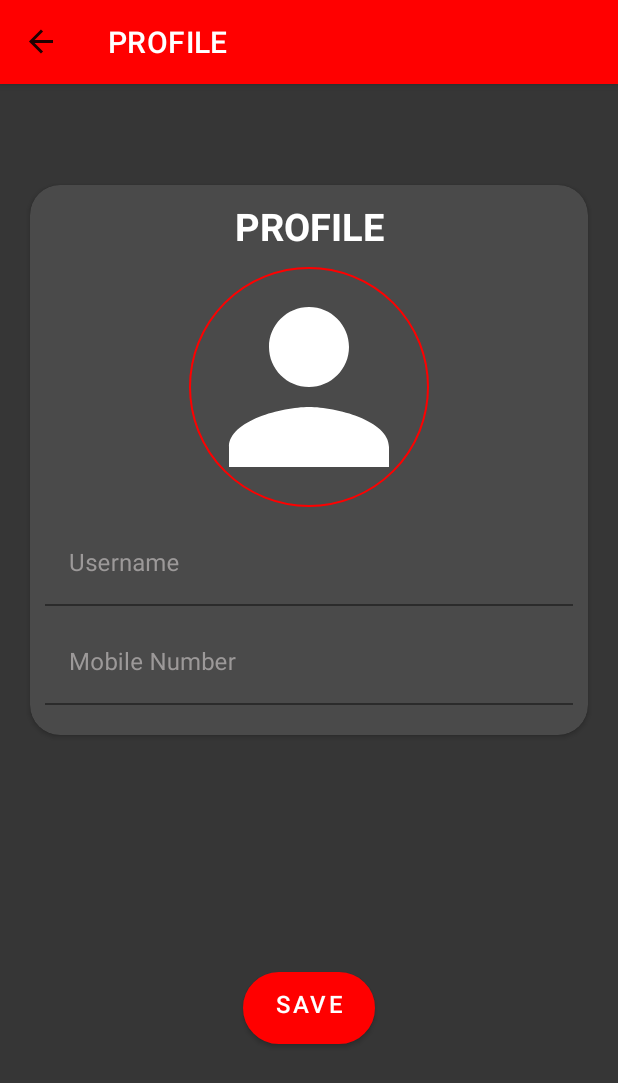
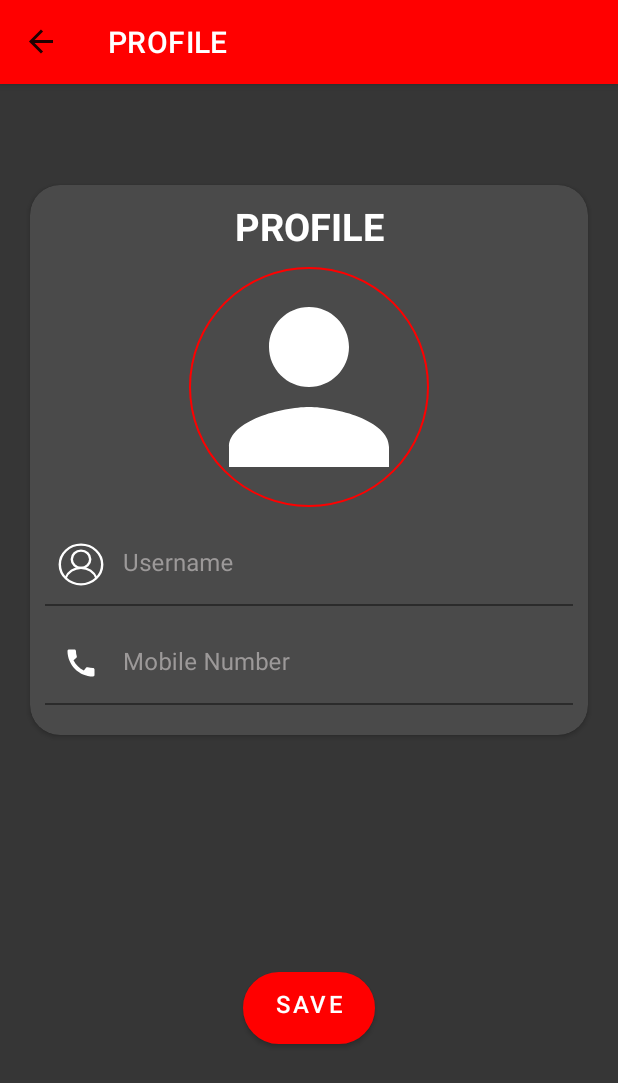
Before and after one commit to impratikspatil/HireASkill, an Android app: the UserProfileFragment screen opened through its navigation route, on a phone screen of 412 x 824 dp. Shown: the top 1083 px of the screen. Run offline under Robolectric (Android 15) with nearby library versions, the phone set to English and light mode, and no system bars; our stand-ins replace CircleImageView, Firebase (no records; nobody signed in at launch, a user with empty details on screens opened directly), Picasso, navigation-ui.

Commit message:
read only commit don't edit

```diff
--- a/app/src/main/AndroidManifest.xml
+++ b/app/src/main/AndroidManifest.xml
@@ -13,11 +13,14 @@
         <activity
             android:name=".Home.SplashScreen"
             android:exported="true">
+
             <intent-filter>
                 <action android:name="android.intent.action.MAIN" />
 
                 <category android:name="android.intent.category.LAUNCHER" />
             </intent-filter>
+
+
         </activity>
         <activity
             android:name=".Home.ChatActivity"
@@ -41,11 +44,13 @@
             android:theme="@style/Theme.AppCompat.DayNight.NoActionBar"
             android:windowSoftInputMode="adjustPan"
             tools:ignore="MissingClass" />
+
         <activity
             android:name=".Login.LoginActivity"
             android:exported="true"
             tools:ignore="MissingClass">
 
+
         </activity>
     </application>
 
--- a/app/src/main/res/layout/fragment_user_profile.xml
+++ b/app/src/main/res/layout/fragment_user_profile.xml
@@ -1,9 +1,12 @@
 <?xml version="1.0" encoding="utf-8"?>
-<androidx.constraintlayout.widget.ConstraintLayout xmlns:android="http://schemas.android.com/apk/res/android"
+<androidx.constraintlayout.widget.ConstraintLayout
+    xmlns:android="http://schemas.android.com/apk/res/android"
     xmlns:tools="http://schemas.android.com/tools"
     android:layout_width="match_parent"
     android:layout_height="match_parent"
+
     xmlns:app="http://schemas.android.com/apk/res-auto"
+
     android:background="#363636"
     tools:context=".Settings.UserProfileFragment">
 
@@ -71,8 +74,8 @@
                 android:layout_width="match_parent"
                 android:layout_height="wrap_content"
                 android:textColorHint="@color/grey"
-
-
+                app:startIconDrawable="@drawable/user_icon_white"
+                app:startIconTint="@color/white"
                 android:hint="@string/username">
 
                 <com.google.android.material.textfield.TextInputEditText
@@ -81,6 +84,7 @@
                     android:background="@color/login_activity_color"
                     android:layout_height="match_parent"
                     android:textColor="#ffffff"
+
                     android:inputType="text"/>
 
             </com.google.android.material.textfield.TextInputLayout>
@@ -94,6 +98,11 @@
                 android:layout_height="wrap_content"
                 android:layout_marginTop="10dp"
                 android:textColorHint="@color/grey"
+
+                app:prefixText="+91 "
+                app:prefixTextColor="#ff0000"
+                app:startIconDrawable="@drawable/ic_baseline_call_24"
+                app:startIconTint="@color/white"
                 android:hint="@string/mobile_number">
 
                 <com.google.android.material.textfield.TextInputEditText
@@ -103,7 +112,7 @@
                     android:layout_height="match_parent"
                     android:layout_marginBottom="10dp"
                     android:textColor="#ffffff"
-
+                    android:maxLength="10"
                     android:inputType="number"/>
 
             </com.google.android.material.textfield.TextInputLayout>
```
